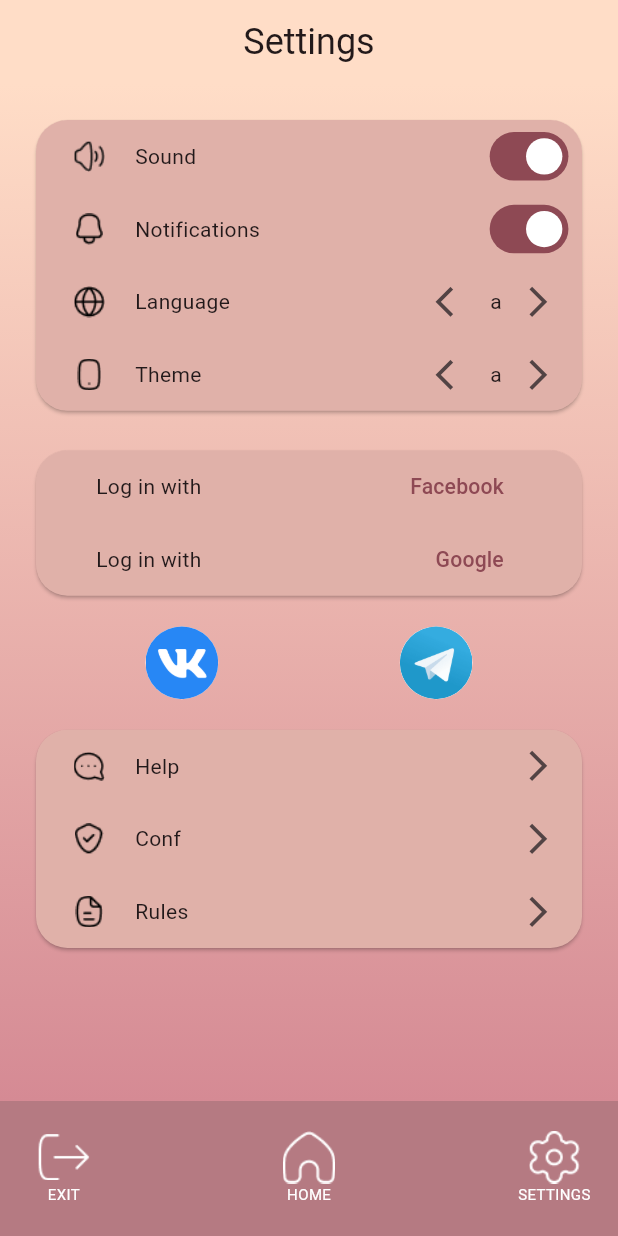
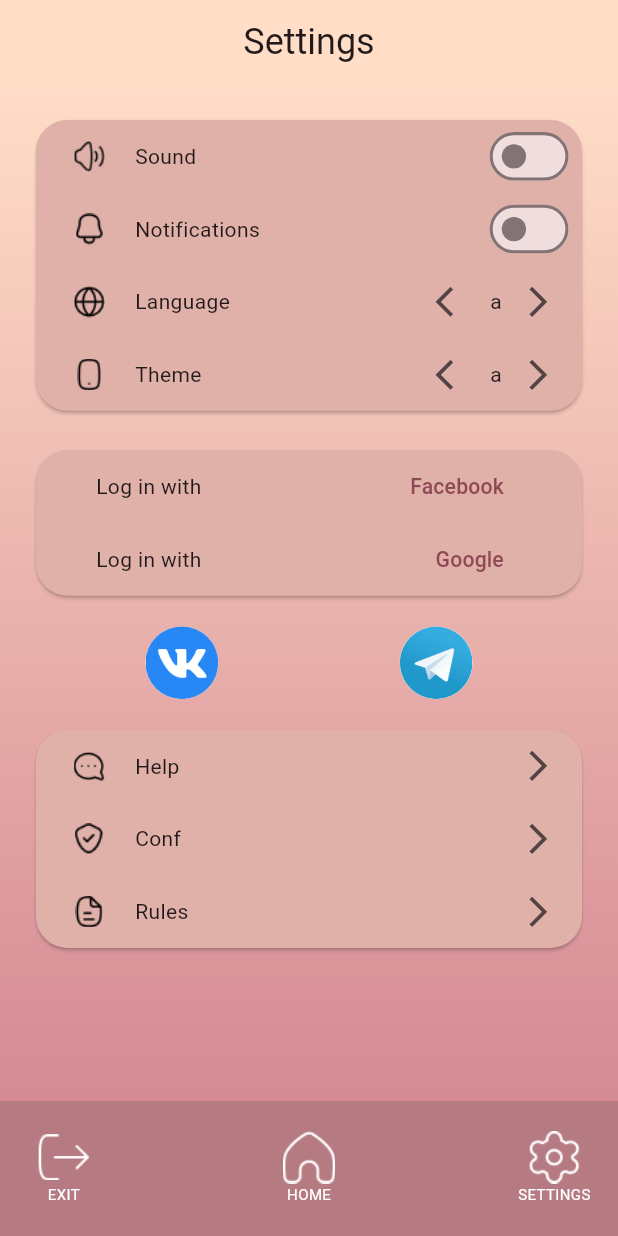
Before and after one commit to LilyKras/game_design, a Flutter app: the screen it shows after launch, item 3 of the bottom bar chosen, on a phone screen of 412 x 824 dp. Run offline on Flutter 3.47's test engine with Material 2 defaults, Android fonts, the phone set to English and light mode, and no system bars; our stand-ins replace carousel_slider, firebase_core, firebase_crashlytics, flutter_riverpod, go_router, smooth_page_indicator; missing offline and left inert: flame, flame_audio; accounts and stored records are empty; network calls fail.

Commit message:
Add music and notifications controllers, add music, new features in game

```diff
--- a/lib/main.dart
+++ b/lib/main.dart
@@ -1,9 +1,11 @@
 import 'package:diella/domain/helpers/enums/theme.dart';
-import 'package:diella/presentation/menu/screens/controlers/theme_manager.dart';
+import 'package:diella/presentation/menu/screens/controlers/settings/theme_controller.dart';
 import 'package:diella/firebase_options.dart';
 import 'package:diella/navigation/navigator.dart';
+import 'package:diella/presentation/menu/screens/controlers/settings/switch_controller.dart';
 import 'package:firebase_core/firebase_core.dart';
 import 'package:firebase_crashlytics/firebase_crashlytics.dart';
+import 'package:flame_audio/flame_audio.dart';
 import 'package:flutter/foundation.dart';
 import 'package:flutter/material.dart';
 import 'package:flutter_riverpod/flutter_riverpod.dart';
@@ -24,6 +26,7 @@ Future<void> _init() async {
 
 void main() {
   _init();
+  FlameAudio.bgm.initialize();
   runApp(
     const ProviderScope(
       child: MyApp(),
@@ -38,21 +41,28 @@ class MyApp extends StatelessWidget {
   @override
   Widget build(BuildContext context) {
     return Consumer(
-      builder: (context, ref, child) => MaterialApp.router(
+      builder: (context, ref, child) {
+        (ref.read(volumeController) as bool)
+            ? FlameAudio.bgm.play('game/music/sad.mp3', volume: 1)
+            : FlameAudio.bgm.stop();
+        return MaterialApp.router(
           title: 'Alliance Love',
           theme: ThemeData(
-          colorScheme: ColorScheme.fromSeed(seedColor: const Color(0xFFD58A94)),
+            colorScheme:
+                ColorScheme.fromSeed(seedColor: const Color(0xFFD58A94)),
             useMaterial3: true,
           ),
           darkTheme: ThemeData(
-          colorScheme: ColorScheme.fromSeed(seedColor: const Color(0xFFD58A94)),
+            colorScheme:
+                ColorScheme.fromSeed(seedColor: const Color(0xFFD58A94)),
             useMaterial3: false,
           ),
-        themeMode: ref.watch(themeManager) as AppTheme == AppTheme.dark
+          themeMode: ref.watch(themeController) as AppTheme == AppTheme.dark
               ? ThemeMode.dark
               : ThemeMode.light,
           routerConfig: router,
-      ),
+        );
+      },
     );
   }
 }
--- a/lib/presentation/games/first/first_game.dart
+++ b/lib/presentation/games/first/first_game.dart
@@ -1,9 +1,11 @@
 import 'dart:ui';
 
 import 'package:flame/components.dart';
+import 'package:flame/events.dart';
 import 'package:flame/game.dart';
+import 'package:flame_audio/flame_audio.dart';
 
-class FirstGame extends FlameGame {
+class FirstGame extends FlameGame with TapDetector {
   SpriteComponent jackComponent = SpriteComponent();
   SpriteComponent joComponent = SpriteComponent();
   @override
@@ -30,6 +32,8 @@ class FirstGame extends FlameGame {
     add(
       joComponent,
     );
+    FlameAudio.bgm.initialize();
+    // FlameAudio.bgm.play('game/music/happy.mp3', volume: 0.25);
   }
 
   @override
--- /dev/null
+++ b/lib/presentation/menu/screens/controlers/settings/switch_controller.dart
@@ -0,0 +1,37 @@
+import 'package:flame_audio/flame_audio.dart';
+import 'package:flutter_riverpod/flutter_riverpod.dart';
+
+abstract class SettingsSwitcherController extends StateNotifier<bool> {
+  SettingsSwitcherController() : super(false);
+
+  void toggleState() {
+    state = !state;
+  }
+}
+
+class VolumeController extends SettingsSwitcherController {
+  VolumeController() : super();
+
+  @override
+  void toggleState() {
+    state ? FlameAudio.bgm.stop() : FlameAudio.bgm.play('game/music/sad.mp3');
+    state = !state;
+  }
+}
+
+class NotificationsController extends SettingsSwitcherController {
+  NotificationsController() : super();
+
+  @override
+  void toggleState() {
+    state = !state;
+  }
+}
+
+final volumeController = StateNotifierProvider((ref) {
+  return VolumeController();
+});
+
+final notificationsController = StateNotifierProvider((ref) {
+  return NotificationsController();
+});
--- a/lib/presentation/menu/screens/controlers/theme_manager.dart
+++ b/lib/presentation/menu/screens/controlers/settings/theme_controller.dart
@@ -1,14 +1,14 @@
 import 'package:diella/domain/helpers/enums/theme.dart';
 import 'package:flutter_riverpod/flutter_riverpod.dart';
 
-class ThemeManager extends StateNotifier<AppTheme> {
-  ThemeManager() : super(AppTheme.light);
+class ThemeController extends StateNotifier<AppTheme> {
+  ThemeController() : super(AppTheme.light);
 
   void toggleTheme() {
     state == AppTheme.light ? state = AppTheme.dark : state = AppTheme.light;
   }
 }
 
-final themeManager = StateNotifierProvider((ref) {
-  return ThemeManager();
+final themeController = StateNotifierProvider((ref) {
+  return ThemeController();
 });
--- a/lib/presentation/menu/screens/settings_screen/widgets/setting.dart
+++ b/lib/presentation/menu/screens/settings_screen/widgets/setting.dart
@@ -1,4 +1,5 @@
 import 'package:diella/domain/helpers/settings.dart';
+import 'package:diella/presentation/menu/screens/controlers/settings/switch_controller.dart';
 import 'package:diella/presentation/menu/screens/settings_screen/widgets/widgets/selector.dart';
 import 'package:diella/presentation/menu/screens/settings_screen/widgets/widgets/setting.dart';
 import 'package:flutter/material.dart';
@@ -8,24 +9,24 @@ class SettingsCard extends StatelessWidget {
 
   @override
   Widget build(BuildContext context) {
-    return const Card(
-      shape: RoundedRectangleBorder(
+    return Card(
+      shape: const RoundedRectangleBorder(
         borderRadius: BorderRadius.all(Radius.circular(21)),
       ),
-      color: Color.fromARGB(255, 224, 177, 169),
+      color: const Color.fromARGB(255, 224, 177, 169),
       child: Column(
         children: [
           Setting(
             text: 'Sound',
             image: 'assets/small_icons/sound.png',
-            action: CustomSwitcher(),
+            action: CustomSwitcher(controller: volumeController),
           ),
           Setting(
             text: 'Notifications',
             image: 'assets/small_icons/notifications.png',
-            action: CustomSwitcher(),
+            action: CustomSwitcher(controller: notificationsController),
           ),
-          Setting(
+          const Setting(
             text: 'Language',
             image: 'assets/small_icons/language.png',
             action: Selector(
@@ -33,7 +34,7 @@ class SettingsCard extends StatelessWidget {
               isThemeSelector: false,
             ),
           ),
-          Setting(
+          const Setting(
             text: 'Theme',
             image: 'assets/small_icons/theme.png',
             action: Selector(
--- a/lib/presentation/menu/screens/settings_screen/widgets/widgets/setting.dart
+++ b/lib/presentation/menu/screens/settings_screen/widgets/widgets/setting.dart
@@ -1,4 +1,6 @@
+import 'package:diella/presentation/menu/screens/controlers/settings/switch_controller.dart';
 import 'package:flutter/material.dart';
+import 'package:flutter_riverpod/flutter_riverpod.dart';
 
 class Setting extends StatelessWidget {
   const Setting({
@@ -41,27 +43,21 @@ class Setting extends StatelessWidget {
   }
 }
 
-class CustomSwitcher extends StatefulWidget {
-  const CustomSwitcher({super.key});
+class CustomSwitcher extends ConsumerWidget {
+  const CustomSwitcher({super.key, required this.controller});
+
+  final StateNotifierProvider<SettingsSwitcherController, Object?> controller;
 
   @override
-  State<CustomSwitcher> createState() => _CustomSwitcherState();
-}
-
-class _CustomSwitcherState extends State<CustomSwitcher> {
-  bool val = true;
-  @override
-  Widget build(BuildContext context) {
+  Widget build(BuildContext context, ref) {
     return SizedBox(
       height: MediaQuery.of(context).size.height / 17,
       child: FittedBox(
         fit: BoxFit.fill,
         child: Switch(
-          value: val,
+          value: ref.watch(controller) as bool,
           onChanged: (_) {
-            setState(() {
-              val = !val;
-            });
+            ref.read(controller.notifier).toggleState();
           },
         ),
       ),
--- a/pubspec.yaml
+++ b/pubspec.yaml
@@ -43,6 +43,7 @@ dependencies:
   url_launcher: ^6.1.12
   flutter_riverpod: ^2.3.6
   flame: ^1.8.1
+  flame_audio: ^2.0.4
 
 dev_dependencies:
   flutter_test:
```
Also changed, not shown: lib/presentation/menu/screens/controlers/coins_controller.dart (added, +13 -0 lines), lib/presentation/menu/screens/controlers/coins_manager.dart (deleted, +0 -13 lines), lib/presentation/menu/screens/controlers/keys_controller.dart (added, +13 -0 lines), lib/presentation/menu/screens/controlers/keys_manager.dart (deleted, +0 -13 lines), lib/presentation/menu/screens/main_screen/main_screen.dart (+7 -5 lines), lib/presentation/menu/screens/widgets/app_bar.dart (+4 -4 lines), pubspec.lock, 1 other file. Lines whose indentation alone changed are shown as unchanged.
